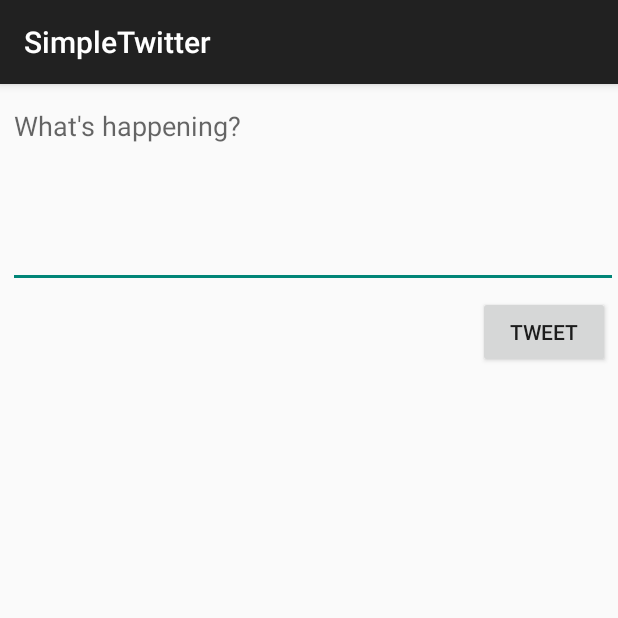
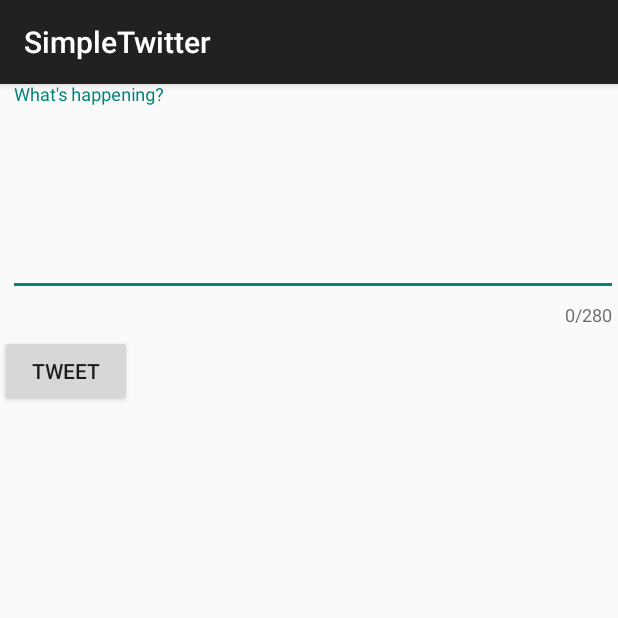
Before and after one commit to gmongaras/Twitter, an Android app: the ComposeActivity screen opened directly, with no data from a screen before it, after a tap on "TWEET", on a phone screen of 412 x 824 dp, the top half of it. Run offline under Robolectric (Android 15) with nearby library versions, the phone set to English and light mode, and no system bars; libraries missing offline, so code that uses them is left out: com.codepath.asynchttpclient, com.github.scribejava.apis, com.github.scribejava.core.

Commit message:
Added Tweet Publishing

```diff
--- a/app/src/main/java/com/codepath/apps/restclienttemplate/ComposeActivity.java
+++ b/app/src/main/java/com/codepath/apps/restclienttemplate/ComposeActivity.java
@@ -3,10 +3,18 @@ package com.codepath.apps.restclienttemplate;
 import androidx.appcompat.app.AppCompatActivity;
 
 import android.os.Bundle;
+import android.util.Log;
 import android.view.View;
 import android.widget.Button;
 import android.widget.TextView;
 import android.widget.Toast;
+
+import com.codepath.apps.restclienttemplate.models.Tweet;
+import com.codepath.asynchttpclient.callback.JsonHttpResponseHandler;
+
+import org.json.JSONException;
+
+import okhttp3.Headers;
 
 public class ComposeActivity extends AppCompatActivity {
 
@@ -15,6 +23,8 @@ public class ComposeActivity extends AppCompatActivity {
 
     TextView etCompose;
     Button btnTweet;
+    TwitterClient client;
+    private static final String TAG = "ComposeActivity";
 
     @Override
     protected void onCreate(Bundle savedInstanceState) {
@@ -25,21 +35,52 @@ public class ComposeActivity extends AppCompatActivity {
         etCompose = findViewById(R.id.etCompose);
         btnTweet = findViewById(R.id.btnTweet);
 
+        // Get a twitter client instance
+        client = new TwitterClient(this);
+
 
         // When the button is clicked, check if the text is empty or too long
         btnTweet.setOnClickListener(new View.OnClickListener() {
             @Override
             public void onClick(View view) {
+                // Get the text from the text field
                 CharSequence text = etCompose.getText();
 
-                // If the tweet is in the proper bounds and is valid
-                if (text.length() <= MAX_TWEET &&
-                        text.length() > 0) {
+                // If the tweet is empty, display an error message
+                if (text.length() == 0) {
+                    Toast.makeText(view.getContext(), "Sorry, your tweet cannot be empty :(", Toast.LENGTH_SHORT).show();
+                }
+
+                // If the tweet is too long
+                else if (text.length() > MAX_TWEET) {
+                    Toast.makeText(view.getContext(), "Sorry, tweets have a 280 character limit :(", Toast.LENGTH_SHORT).show();
+                }
+
+                // If the tweet is the correct length, send a request to post
+                // the tweet
+                else {
                     Toast.makeText(view.getContext(), text, Toast.LENGTH_SHORT).show();
-                }
-                // If the tweet is outside the proper bounds and is invalid
-                else {
-                    Toast.makeText(view.getContext(), "Invalid tweet length", Toast.LENGTH_SHORT).show();
+
+                    // Send request
+                    client.publishTweet(text.toString(), new JsonHttpResponseHandler() {
+                        @Override
+                        public void onSuccess(int statusCode, Headers headers, JSON json) {
+                            Log.i(TAG, "Tweet successfully published!");
+
+                            // Create a Tweet object from the outputted JSON data
+                            try {
+                                Tweet tweet = Tweet.fromJson(json.jsonObject);
+                                Log.i(TAG, "Published tweet! It says: " + '"' + tweet.body + '"');
+                            } catch (JSONException e) {
+                                Log.e(TAG, "Unable to publish tweet");
+                            }
+                        }
+
+                        @Override
+                        public void onFailure(int statusCode, Headers headers, String response, Throwable throwable) {
+                            Log.e(TAG, "Tweet unable to publish", throwable);
+                        }
+                    });
                 }
             }
         });
--- a/app/src/main/java/com/codepath/apps/restclienttemplate/TimelineActivity.java
+++ b/app/src/main/java/com/codepath/apps/restclienttemplate/TimelineActivity.java
@@ -119,8 +119,6 @@ public class TimelineActivity extends AppCompatActivity {
     public boolean onOptionsItemSelected(@NonNull MenuItem item) {
         // If the item selected is the create tweet button (compose icon).
         if (item.getItemId() == R.id.compose) {
-            Toast.makeText(this, "Compose!", Toast.LENGTH_SHORT).show();
-
             // Navigate to the composer activity
             Intent i = new Intent(this, ComposeActivity.class);
             startActivity(i);
--- a/app/src/main/java/com/codepath/apps/restclienttemplate/TwitterClient.java
+++ b/app/src/main/java/com/codepath/apps/restclienttemplate/TwitterClient.java
@@ -42,8 +42,8 @@ public class TwitterClient extends OAuthBaseClient {
 				String.format(REST_CALLBACK_URL_TEMPLATE, context.getString(R.string.intent_host),
 						context.getString(R.string.intent_scheme), context.getPackageName(), FALLBACK_URL));
 	}
-	// CHANGE THIS
-	// DEFINE METHODS for different API endpoints here
+
+	// Send a request to get the home timeline
 	public void getHomeTimeline(JsonHttpResponseHandler handler) {
 		String apiUrl = getApiUrl("statuses/home_timeline.json");
 		// Can specify query string params directly or through RequestParams.
@@ -53,12 +53,14 @@ public class TwitterClient extends OAuthBaseClient {
 		client.get(apiUrl, params, handler);
 	}
 
-	/* 1. Define the endpoint URL with getApiUrl and pass a relative path to the endpoint
-	 * 	  i.e getApiUrl("statuses/home_timeline.json");
-	 * 2. Define the parameters to pass to the request (query or body)
-	 *    i.e RequestParams params = new RequestParams("foo", "bar");
-	 * 3. Define the request method and make a call to the client
-	 *    i.e client.get(apiUrl, params, handler);
-	 *    i.e client.post(apiUrl, params, handler);
-	 */
+	// Given the tweet to publish and a handler, publish a new tweet
+	public void publishTweet(String tweetContent, JsonHttpResponseHandler handler) {
+		// Get the endpoint to send the request to
+		String endpoint = getApiUrl("statuses/update.json");
+
+		// Make a request to send the tweet
+		RequestParams params = new RequestParams();
+		params.put("status", tweetContent);
+		client.post(endpoint, params, "", handler);
+	}
 }
--- a/app/src/main/res/layout/activity_compose.xml
+++ b/app/src/main/res/layout/activity_compose.xml
@@ -1,11 +1,13 @@
 <?xml version="1.0" encoding="utf-8"?>
-<RelativeLayout
+<com.google.android.material.textfield.TextInputLayout
     xmlns:android="http://schemas.android.com/apk/res/android"
     xmlns:app="http://schemas.android.com/apk/res-auto"
     xmlns:tools="http://schemas.android.com/tools"
     android:layout_width="match_parent"
     android:layout_height="match_parent"
-    tools:context=".ComposeActivity">
+    tools:context=".ComposeActivity"
+    app:counterEnabled="true"
+    app:counterMaxLength="280" >
 
     <EditText
         android:id="@+id/etCompose"
@@ -17,7 +19,8 @@
         android:gravity="start|top"
         android:hint="What's happening?"
         android:inputType="textMultiLine"
-        android:minLines="5" />
+        android:minLines="5"
+        />
 
     <Button
         android:id="@+id/btnTweet"
@@ -28,4 +31,4 @@
         android:layout_marginTop="5dp"
         android:layout_marginEnd="5dp"
         android:text="Tweet" />
-</RelativeLayout>
+</com.google.android.material.textfield.TextInputLayout>
```
